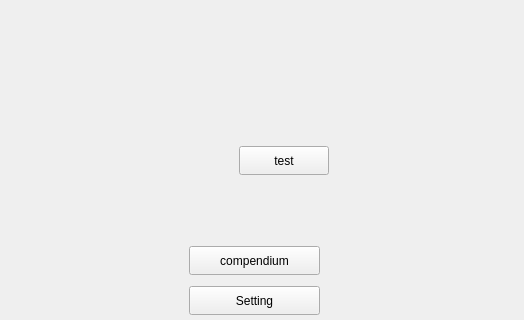
Qt form mainwindow.ui (mobinaebrahim/Slay-The-Spire) before a commit; both pictures show x 0 to 524 and y 383 to 703 of the 1200 by 966 pixel window.
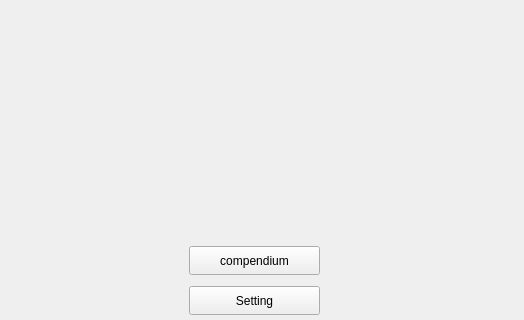
The same form after that commit. The open tabs and pages were chosen to show the change. Icons and pictures are not drawn.

Diff of the .ui file:
```diff
--- a/mainwindow.ui
+++ b/mainwindow.ui
@@ -128,19 +128,6 @@
          <string>compendium</string>
         </property>
        </widget>
-       <widget class="QPushButton" name="btnTestAddScore">
-        <property name="geometry">
-         <rect>
-          <x>230</x>
-          <y>520</y>
-          <width>90</width>
-          <height>29</height>
-         </rect>
-        </property>
-        <property name="text">
-         <string>test</string>
-        </property>
-       </widget>
        <widget class="QPushButton" name="btnFriends">
         <property name="geometry">
          <rect>
```
